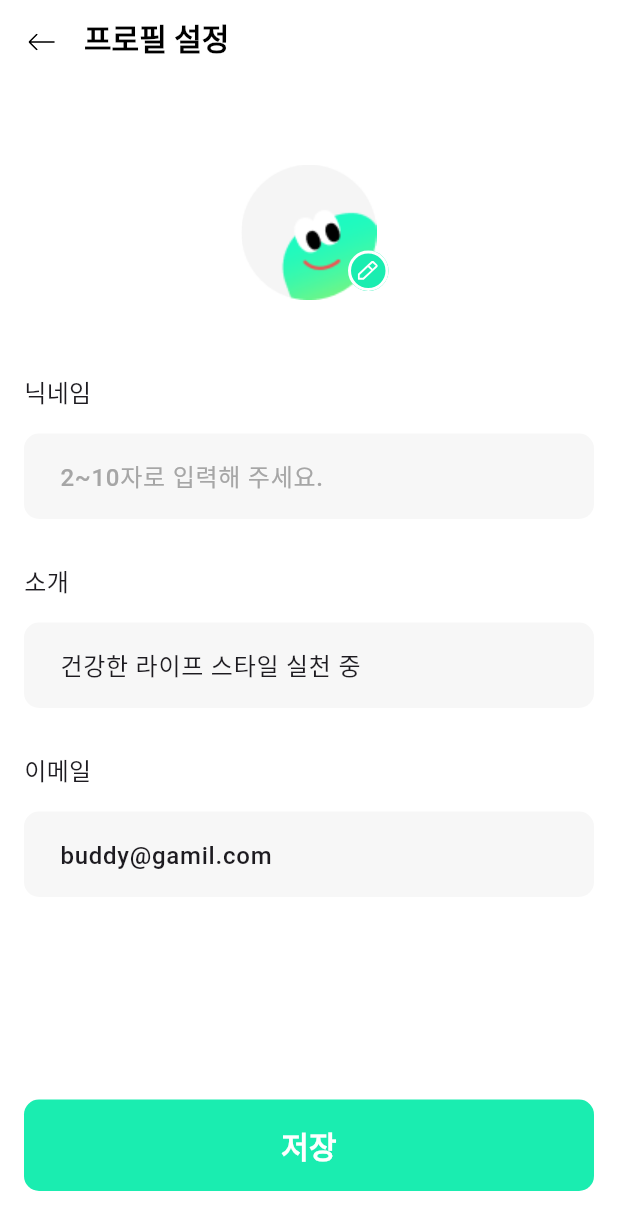
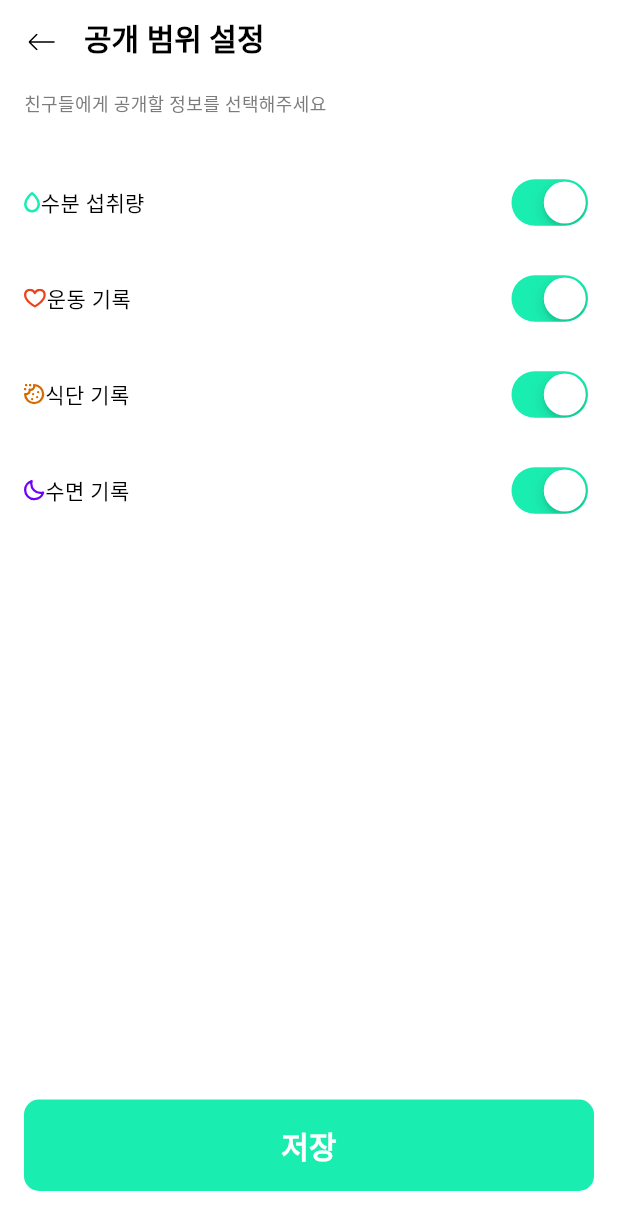
Before and after one commit to soluxAbsolute2025/30th_2_appsolute_bodybuddy_front, a Flutter app: the MypageRangePage screen opened directly, on a phone screen of 412 x 824 dp. Shown: the top 1230 px of the screen. Run offline on Flutter 3.47's test engine with Material 3 defaults, Android fonts, the phone set to English and light mode, and no system bars; our stand-ins replace flutter_svg; Roboto replaces fonts that are missing (Pretendard, Pretendard Variable).

Commit message:
Feat. 공개 범위 상세 페이지 구조 구현

```diff
--- a/lib/features/mypage/pages/mypage_range_page.dart
+++ b/lib/features/mypage/pages/mypage_range_page.dart
@@ -1,5 +1,6 @@
 import 'package:bodybuddy_frontend/common/widgets/sub_appbar.dart';
 import 'package:flutter/material.dart';
+import 'package:flutter/cupertino.dart';
 import 'package:flutter_svg/flutter_svg.dart';
 
 class MypageRangePage extends StatefulWidget {
@@ -10,10 +11,15 @@ class MypageRangePage extends StatefulWidget {
 }
 
 class _MypageRangePageState extends State<MypageRangePage> {
+  final bool _water = true;
+  final bool _fit = true;
+  final bool _food = true;
+  final bool _sleep = true;
+
   @override
   Widget build(BuildContext context) {
     return Scaffold(
-      appBar: SubAppbar(titleText: '프로필 설정'),
+      appBar: SubAppbar(titleText: '공개 범위 설정'),
       body: Column(
         children: [
           Expanded(
@@ -21,76 +27,41 @@ class _MypageRangePageState extends State<MypageRangePage> {
               width: double.infinity,
               padding: EdgeInsets.fromLTRB(16.0, 0, 16.0, 0),
               child: Column(
-                crossAxisAlignment: CrossAxisAlignment.center,
+                crossAxisAlignment: CrossAxisAlignment.start,
                 children: [
-                  Padding(
-                    padding: const EdgeInsets.symmetric(vertical: 50.0),
-                    child: Stack(
-                      clipBehavior: Clip.none,
-                      children: [
-                        Container(
-                          width: 90,
-                          height: 90,
-                          decoration: ShapeDecoration(
-                            shape: CircleBorder(),
-                            color: Color(0xFFF8F8F8),
-                          ),
-                          child: Image(
-                            image: AssetImage('assets/mypage/myprofile.png'),
+                  Text(
+                    '친구들에게 공개할 정보를 선택해주세요',
+                    style: TextStyle(
+                      color: Color(0xFF7C7C7C),
+                      fontSize: 12.0,
+                      fontFamily: 'Pretendard',
+                      fontWeight: FontWeight.w400,
                     ),
                   ),
-                        Positioned(
-                          bottom: 6,
-                          right: -8,
-                          child: TextButton(
-                            onPressed: () {},
-                            style: TextButton.styleFrom(
-                              foregroundColor: Color(0xFF669688),
-                              backgroundColor: const Color(0xFF1AEDB0),
-                              padding: EdgeInsets.zero,
-                              minimumSize: Size.zero,
-                              tapTargetSize: MaterialTapTargetSize.shrinkWrap,
+                  SizedBox(height: 25.0),
+                  _rangeBlockWidget(
+                    titleText: '수분 섭취량',
+                    valueType: 'Water',
+                    rageValue: _water,
+                    imageUrl: 'assets/mypage/water.svg',
                   ),
-                            child: Container(
-                              width: 27,
-                              height: 27,
-                              decoration: ShapeDecoration(
-                                shape: OvalBorder(
-                                  side: BorderSide(
-                                    width: 2,
-                                    color: Colors.white,
+                  _rangeBlockWidget(
+                    titleText: '운동 기록',
+                    valueType: 'Fit',
+                    rageValue: _fit,
+                    imageUrl: 'assets/mypage/fit.svg',
                   ),
+                  _rangeBlockWidget(
+                    titleText: '식단 기록',
+                    valueType: 'Food',
+                    rageValue: _food,
+                    imageUrl: 'assets/mypage/food.svg',
                   ),
-                              ),
-                              child: Center(
-                                child: SvgPicture.asset(
-                                  'assets/mypage/pencil.svg',
-                                  fit: BoxFit.contain,
-                                ),
-                              ),
-                            ),
-                          ),
-                        ),
-                      ],
-                    ),
-                  ),
-                  Column(
-                    children: [
-                      _textFromFieldWidget(
-                        titleText: '닉네임',
-                        hintText: '2~10자로 입력해 주세요.',
-                      ),
-                      _textFromFieldWidget(
-                        titleText: '소개',
-                        hintText: '건강한 라이프 스타일 실천 중',
-                        initText: '건강한 라이프 스타일 실천 중',
-                      ),
-                      _textFromFieldWidget(
-                        titleText: '이메일',
-                        hintText: '이메일을 입력해주세요',
-                        initText: 'buddy@gamil.com',
-                      ),
-                    ],
+                  _rangeBlockWidget(
+                    titleText: '수면 기록',
+                    valueType: 'Sleep',
+                    rageValue: _sleep,
+                    imageUrl: 'assets/mypage/sleep.svg',
                   ),
                 ],
               ),
@@ -133,57 +104,46 @@ class _MypageRangePageState extends State<MypageRangePage> {
     );
   }
 
-  Widget _textFromFieldWidget({
+  Widget _rangeBlockWidget({
     required String titleText,
-    required String hintText,
-    String? initText, // null 허용 (값이 없을 수도 있음)
+    required String valueType,
+    required bool rageValue,
+    required String imageUrl,
   }) {
-    // 초기값이 있을 경우를 대비해 컨트롤러 생성
-    final TextEditingController controller = TextEditingController(
-      text: initText,
-    );
-
+    // // 초기값이 있을 경우를 대비해 컨트롤러 생성
+    // final TextEditingController controller = TextEditingController(
+    //   text: initText,
+    // );
     return Column(
       crossAxisAlignment: CrossAxisAlignment.start,
       children: [
-        Text(
-          titleText, // '닉네임' 대신 전달받은 titleText 사용
-          style: const TextStyle(
-            fontSize: 16.0,
+        Container(
+          height: 64.0,
+          width: double.infinity,
+          padding: EdgeInsets.symmetric(vertical: 20.0),
+          child: Row(
+            crossAxisAlignment: CrossAxisAlignment.center,
+            children: [
+              SvgPicture.asset(imageUrl),
+              Expanded(
+                child: Text(
+                  titleText,
+                  style: TextStyle(
+                    color: Colors.black,
+                    fontSize: 14,
                     fontFamily: 'Pretendard',
                     fontWeight: FontWeight.w500,
                   ),
                 ),
-        const SizedBox(height: 16.0),
-        TextFormField(
-          controller: controller, // initialValue 대신 controller 사용
-          style: const TextStyle(fontSize: 16.0, fontWeight: FontWeight.w500),
-          decoration: InputDecoration(
-            hintText: hintText,
-            hintStyle: const TextStyle(
-              color: Color(0xFFA6A6A6),
-              fontSize: 16.0,
-              fontFamily: 'Pretendard',
-              fontWeight: FontWeight.w500,
               ),
-            filled: true,
-            fillColor: const Color(0xFFF7F7F7),
-            contentPadding: const EdgeInsets.symmetric(
-              horizontal: 20.0,
-              vertical: 16,
+              CupertinoSwitch(
+                value: rageValue,
+                activeColor: Color(0xFF1AEDB0),
+                onChanged: (value) {},
               ),
-            // 둥근 모서리를 주고 싶을 때 사용
-            border: OutlineInputBorder(
-              borderRadius: BorderRadius.circular(10.0),
-              borderSide: BorderSide.none,
-            ),
-            focusedBorder: OutlineInputBorder(
-              borderRadius: BorderRadius.circular(10.0),
-              borderSide: const BorderSide(color: Color(0xFF1AEDB0), width: 1),
+            ],
           ),
         ),
-        ),
-        SizedBox(height: 30.0),
       ],
     );
   }
--- a/lib/features/mypage/widgets/statistics_settings_widget.dart
+++ b/lib/features/mypage/widgets/statistics_settings_widget.dart
@@ -1,5 +1,6 @@
 import 'package:bodybuddy_frontend/features/mypage/pages/mypage_passward_page.dart';
 import 'package:bodybuddy_frontend/features/mypage/pages/mypage_profile_page.dart';
+import 'package:bodybuddy_frontend/features/mypage/pages/mypage_range_page.dart';
 import 'package:flutter/material.dart';
 import 'package:flutter_svg/flutter_svg.dart';
 
@@ -33,7 +34,14 @@ class StatisticsSettingsWidget extends StatelessWidget {
                   ),
                 ),
                 TextButton(
-                  onPressed: () {},
+                  onPressed: () {
+                    Navigator.push(
+                      context,
+                      MaterialPageRoute(
+                        builder: (context) => MypageRangePage(),
+                      ),
+                    );
+                  },
                   style: TextButton.styleFrom(
                     foregroundColor: Color(0x1188D3BD),
                     padding: EdgeInsets.symmetric(
@@ -100,6 +108,7 @@ class StatisticsSettingsWidget extends StatelessWidget {
           ),
           SizedBox(height: 16.0),
           Divider(color: Color(0xFFF3F3F3)),
+
           // 비밀번호 변경
           Padding(
             padding: const EdgeInsets.only(top: 16.0, bottom: 24.0),
```
Also changed, not shown: assets/mypage/fit.svg (added), assets/mypage/food.svg (added), assets/mypage/sleep.svg (added), assets/mypage/water.svg (added). Lines whose indentation alone changed are shown as unchanged.
